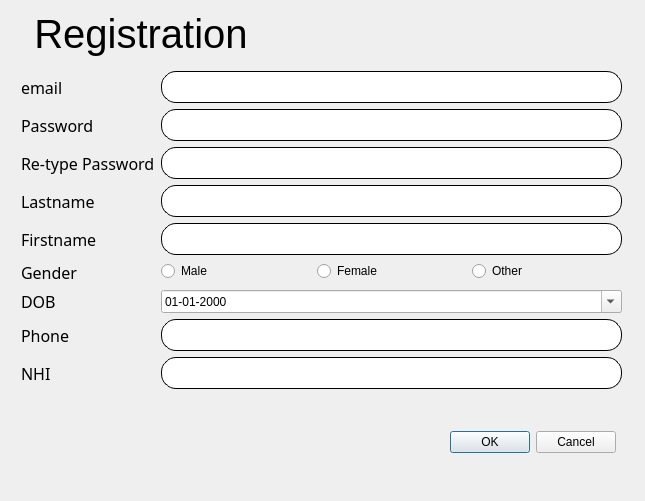
The window that MyCovidRecord/registration.ui (gagabon501/cs106-2) describes before a commit, drawn with Qt 5.
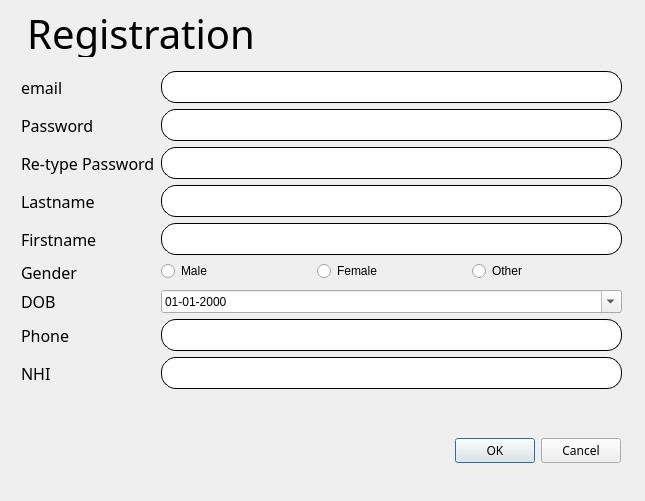
The same window after the commit.

```diff
--- a/MyCovidRecord/registration.ui
+++ b/MyCovidRecord/registration.ui
@@ -30,6 +30,7 @@
    </property>
    <property name="font">
     <font>
+     <family>Raleway</family>
      <pointsize>30</pointsize>
     </font>
    </property>
@@ -46,7 +47,7 @@
      <x>21</x>
      <y>71</y>
      <width>601</width>
-     <height>331</height>
+     <height>358</height>
     </rect>
    </property>
    <layout class="QFormLayout" name="formLayout">
@@ -348,12 +349,17 @@
   <widget class="QDialogButtonBox" name="buttonBox">
    <property name="geometry">
     <rect>
-     <x>450</x>
+     <x>400</x>
      <y>430</y>
-     <width>166</width>
-     <height>24</height>
+     <width>221</width>
+     <height>41</height>
     </rect>
    </property>
+   <property name="font">
+    <font>
+     <family>Raleway</family>
+    </font>
+   </property>
    <property name="standardButtons">
     <set>QDialogButtonBox::Cancel|QDialogButtonBox::Ok</set>
    </property>
```
